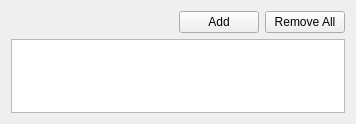
Edlward/GalaxyHunter, file src/ui/sequenceswidget.ui: the form before one commit.
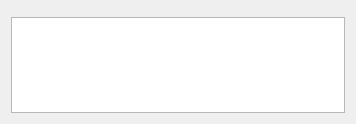
The form after the commit.

Commit message: removed buttons, adding only toolbar

Patch:
```diff
--- a/src/ui/sequenceswidget.ui
+++ b/src/ui/sequenceswidget.ui
@@ -11,34 +11,7 @@
    </rect>
   </property>
   <layout class="QGridLayout" name="gridLayout">
-   <item row="0" column="0">
-    <spacer name="horizontalSpacer">
-     <property name="orientation">
-      <enum>Qt::Horizontal</enum>
-     </property>
-     <property name="sizeHint" stdset="0">
-      <size>
-       <width>205</width>
-       <height>20</height>
-      </size>
-     </property>
-    </spacer>
-   </item>
-   <item row="0" column="1">
-    <widget class="QPushButton" name="addSequenceItem">
-     <property name="text">
-      <string>Add</string>
-     </property>
-    </widget>
-   </item>
-   <item row="0" column="2">
-    <widget class="QPushButton" name="clearSequence">
-     <property name="text">
-      <string>Remove All</string>
-     </property>
-    </widget>
-   </item>
-   <item row="1" column="0" colspan="3">
+   <item row="1" column="0" colspan="2">
     <widget class="QTableView" name="sequenceItems">
      <property name="editTriggers">
       <set>QAbstractItemView::NoEditTriggers</set>
@@ -66,6 +39,9 @@
      </attribute>
     </widget>
    </item>
+   <item row="0" column="0" colspan="2">
+    <widget class="QWidget" name="toolbarContainer" native="true"/>
+   </item>
   </layout>
  </widget>
  <resources/>
```
The commit also changes 1 other file.
